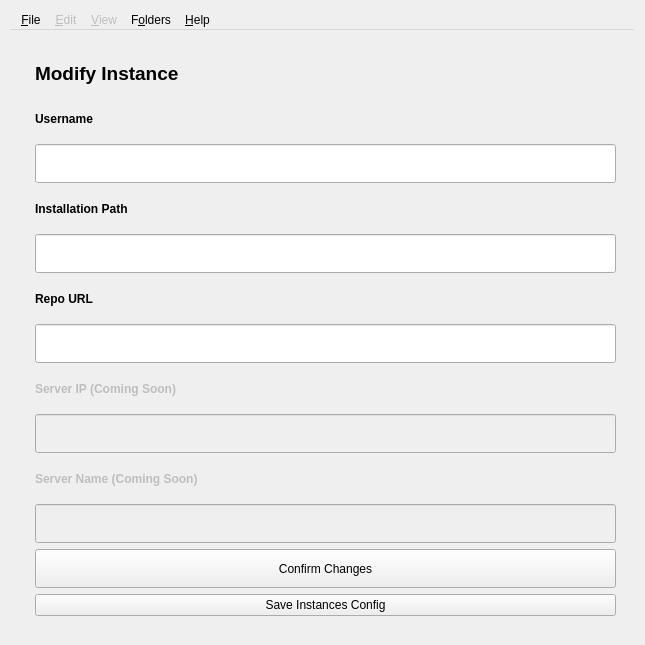
xgui4/LCE-Qt-Launcher, file src/instance.ui: the form before one commit.
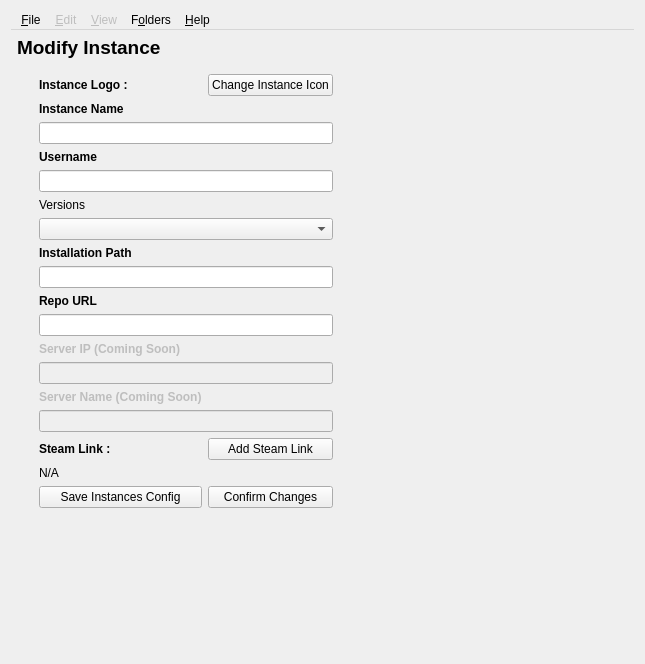
The form after the commit. Icons and pictures are not drawn.

The edit to the form file:
```diff
--- a/src/instance.ui
+++ b/src/instance.ui
@@ -7,7 +7,7 @@
     <x>0</x>
     <y>0</y>
     <width>645</width>
-    <height>645</height>
+    <height>664</height>
    </rect>
   </property>
   <property name="windowTitle">
@@ -18,6 +18,292 @@
     <normaloff>:/assets/app.ico</normaloff>:/assets/app.ico</iconset>
   </property>
   <layout class="QGridLayout" name="gridLayout">
+   <item row="3" column="1">
+    <widget class="QWidget" name="instanceEditorFrame" native="true">
+     <property name="sizePolicy">
+      <sizepolicy hsizetype="Expanding" vsizetype="Expanding">
+       <horstretch>1</horstretch>
+       <verstretch>1</verstretch>
+      </sizepolicy>
+     </property>
+     <layout class="QGridLayout" name="instanceEditorGridLayout">
+      <item row="1" column="1">
+       <widget class="QLabel" name="label">
+        <property name="font">
+         <font>
+          <bold>true</bold>
+         </font>
+        </property>
+        <property name="text">
+         <string>Instance Logo :</string>
+        </property>
+       </widget>
+      </item>
+      <item row="20" column="3">
+       <widget class="QFrame" name="mdoifyInstanceFrame">
+        <property name="sizePolicy">
+         <sizepolicy hsizetype="Expanding" vsizetype="Expanding">
+          <horstretch>1</horstretch>
+          <verstretch>1</verstretch>
+         </sizepolicy>
+        </property>
+        <layout class="QGridLayout" name="instanceEditorGridFrame"/>
+       </widget>
+      </item>
+      <item row="1" column="2">
+       <widget class="QPushButton" name="pushButton">
+        <property name="text">
+         <string>Change Instance Icon</string>
+        </property>
+       </widget>
+      </item>
+      <item row="13" column="1">
+       <widget class="QLabel" name="serverIPInputBoxLabel">
+        <property name="enabled">
+         <bool>false</bool>
+        </property>
+        <property name="font">
+         <font>
+          <bold>true</bold>
+         </font>
+        </property>
+        <property name="text">
+         <string>Server IP (Coming Soon)</string>
+        </property>
+       </widget>
+      </item>
+      <item row="18" column="1">
+       <widget class="QLabel" name="steamLinkValue">
+        <property name="text">
+         <string>N/A</string>
+        </property>
+       </widget>
+      </item>
+      <item row="15" column="1">
+       <widget class="QLabel" name="serverNameInputBoxLabel">
+        <property name="enabled">
+         <bool>false</bool>
+        </property>
+        <property name="font">
+         <font>
+          <bold>true</bold>
+         </font>
+        </property>
+        <property name="text">
+         <string>Server Name (Coming Soon)</string>
+        </property>
+       </widget>
+      </item>
+      <item row="9" column="1">
+       <widget class="QLabel" name="pathInputBoxLabel">
+        <property name="font">
+         <font>
+          <bold>true</bold>
+         </font>
+        </property>
+        <property name="text">
+         <string>Installation Path</string>
+        </property>
+       </widget>
+      </item>
+      <item row="7" column="1">
+       <widget class="QLabel" name="versionsComboBoxLabel">
+        <property name="text">
+         <string>Versions</string>
+        </property>
+       </widget>
+      </item>
+      <item row="17" column="1">
+       <widget class="QLabel" name="steamLinkLabel">
+        <property name="font">
+         <font>
+          <bold>true</bold>
+         </font>
+        </property>
+        <property name="text">
+         <string>Steam Link :</string>
+        </property>
+       </widget>
+      </item>
+      <item row="3" column="1">
+       <widget class="QLabel" name="instanceNameLabel">
+        <property name="font">
+         <font>
+          <bold>true</bold>
+         </font>
+        </property>
+        <property name="text">
+         <string>Instance Name</string>
+        </property>
+       </widget>
+      </item>
+      <item row="11" column="1">
+       <widget class="QLabel" name="repoURKLabel">
+        <property name="font">
+         <font>
+          <bold>true</bold>
+         </font>
+        </property>
+        <property name="text">
+         <string>Repo URL</string>
+        </property>
+       </widget>
+      </item>
+      <item row="5" column="1">
+       <widget class="QLabel" name="usernameInputBoxLabel">
+        <property name="sizePolicy">
+         <sizepolicy hsizetype="Preferred" vsizetype="Preferred">
+          <horstretch>0</horstretch>
+          <verstretch>0</verstretch>
+         </sizepolicy>
+        </property>
+        <property name="font">
+         <font>
+          <bold>true</bold>
+         </font>
+        </property>
+        <property name="text">
+         <string>Username</string>
+        </property>
+       </widget>
+      </item>
+      <item row="1" column="0">
+       <widget class="QLabel" name="instanceLogo">
+        <property name="sizePolicy">
+         <sizepolicy hsizetype="Preferred" vsizetype="Preferred">
+          <horstretch>0</horstretch>
+          <verstretch>0</verstretch>
+         </sizepolicy>
+        </property>
+        <property name="text">
+         <string/>
+        </property>
+        <property name="pixmap">
+         <pixmap resource="../res.qrc">:/assets/minecraft.png</pixmap>
+        </property>
+        <property name="scaledContents">
+         <bool>true</bool>
+        </property>
+       </widget>
+      </item>
+      <item row="4" column="1" colspan="2">
+       <widget class="QLineEdit" name="instanceNameInputBox"/>
+      </item>
+      <item row="6" column="1" colspan="2">
+       <widget class="QLineEdit" name="usernameInputBox">
+        <property name="sizePolicy">
+         <sizepolicy hsizetype="Preferred" vsizetype="Preferred">
+          <horstretch>0</horstretch>
+          <verstretch>0</verstretch>
+         </sizepolicy>
+        </property>
+       </widget>
+      </item>
+      <item row="8" column="1" colspan="2">
+       <widget class="QComboBox" name="comboBox"/>
+      </item>
+      <item row="10" column="1" colspan="2">
+       <widget class="QLineEdit" name="pathInputBox">
+        <property name="sizePolicy">
+         <sizepolicy hsizetype="Preferred" vsizetype="Preferred">
+          <horstretch>0</horstretch>
+          <verstretch>0</verstretch>
+         </sizepolicy>
+        </property>
+       </widget>
+      </item>
+      <item row="12" column="1" colspan="2">
+       <widget class="QLineEdit" name="repoURLInputBox">
+        <property name="sizePolicy">
+         <sizepolicy hsizetype="Preferred" vsizetype="Preferred">
+          <horstretch>0</horstretch>
+          <verstretch>0</verstretch>
+         </sizepolicy>
+        </property>
+       </widget>
+      </item>
+      <item row="14" column="1" colspan="2">
+       <widget class="QLineEdit" name="serverIPInputBox">
+        <property name="enabled">
+         <bool>false</bool>
+        </property>
+        <property name="sizePolicy">
+         <sizepolicy hsizetype="Preferred" vsizetype="Preferred">
+          <horstretch>0</horstretch>
+          <verstretch>0</verstretch>
+         </sizepolicy>
+        </property>
+       </widget>
+      </item>
+      <item row="16" column="1" colspan="2">
+       <widget class="QLineEdit" name="serverNameInputBox">
+        <property name="enabled">
+         <bool>false</bool>
+        </property>
+        <property name="sizePolicy">
+         <sizepolicy hsizetype="Preferred" vsizetype="Preferred">
+          <horstretch>0</horstretch>
+          <verstretch>0</verstretch>
+         </sizepolicy>
+        </property>
+       </widget>
+      </item>
+      <item row="17" column="2">
+       <widget class="QPushButton" name="addSteamLinkButton">
+        <property name="text">
+         <string>Add Steam Link</string>
+        </property>
+       </widget>
+      </item>
+      <item row="19" column="1">
+       <widget class="QPushButton" name="savetInstanceButton">
+        <property name="text">
+         <string>Save Instances Config</string>
+        </property>
+       </widget>
+      </item>
+      <item row="19" column="2">
+       <widget class="QPushButton" name="confirmChangesButton">
+        <property name="sizePolicy">
+         <sizepolicy hsizetype="Preferred" vsizetype="Preferred">
+          <horstretch>0</horstretch>
+          <verstretch>0</verstretch>
+         </sizepolicy>
+        </property>
+        <property name="text">
+         <string>Confirm Changes</string>
+        </property>
+       </widget>
+      </item>
+      <item row="1" column="3">
+       <widget class="QLabel" name="instanceImgTitle">
+        <property name="text">
+         <string/>
+        </property>
+        <property name="pixmap">
+         <pixmap resource="../res.qrc">:/assets/minecraft_lce_title.png</pixmap>
+        </property>
+        <property name="scaledContents">
+         <bool>true</bool>
+        </property>
+       </widget>
+      </item>
+     </layout>
+    </widget>
+   </item>
+   <item row="1" column="1">
+    <widget class="QLabel" name="modifyInstancSectionLabel">
+     <property name="font">
+      <font>
+       <pointsize>14</pointsize>
+       <bold>true</bold>
+      </font>
+     </property>
+     <property name="text">
+      <string>Modify Instance</string>
+     </property>
+    </widget>
+   </item>
    <item row="0" column="0" colspan="2">
     <widget class="QMenuBar" name="menuBar">
      <widget class="QMenu" name="fileMenu">
@@ -91,191 +377,6 @@
      <addaction name="helpMenu"/>
     </widget>
    </item>
-   <item row="1" column="1">
-    <widget class="QWidget" name="ModifyInstance" native="true">
-     <property name="sizePolicy">
-      <sizepolicy hsizetype="Expanding" vsizetype="Expanding">
-       <horstretch>1</horstretch>
-       <verstretch>1</verstretch>
-      </sizepolicy>
-     </property>
-     <layout class="QHBoxLayout" name="horizontalLayout_3">
-      <item>
-       <widget class="QFrame" name="mdoifyInstanceFrame_2">
-        <property name="sizePolicy">
-         <sizepolicy hsizetype="Expanding" vsizetype="Expanding">
-          <horstretch>1</horstretch>
-          <verstretch>1</verstretch>
-         </sizepolicy>
-        </property>
-        <layout class="QVBoxLayout" name="verticalLayout">
-         <item>
-          <widget class="QLabel" name="modifyInstancSectionLabel_2">
-           <property name="font">
-            <font>
-             <pointsize>14</pointsize>
-             <bold>true</bold>
-            </font>
-           </property>
-           <property name="text">
-            <string>Modify Instance</string>
-           </property>
-          </widget>
-         </item>
-         <item>
-          <widget class="QLabel" name="usernameInputBoxLabel_2">
-           <property name="sizePolicy">
-            <sizepolicy hsizetype="Preferred" vsizetype="Preferred">
-             <horstretch>0</horstretch>
-             <verstretch>0</verstretch>
-            </sizepolicy>
-           </property>
-           <property name="font">
-            <font>
-             <bold>true</bold>
-            </font>
-           </property>
-           <property name="text">
-            <string>Username</string>
-           </property>
-          </widget>
-         </item>
-         <item>
-          <widget class="QLineEdit" name="usernameInputBox_2">
-           <property name="sizePolicy">
-            <sizepolicy hsizetype="Preferred" vsizetype="Preferred">
-             <horstretch>0</horstretch>
-             <verstretch>0</verstretch>
-            </sizepolicy>
-           </property>
-          </widget>
-         </item>
-         <item>
-          <widget class="QLabel" name="pathInputBoxLabel_2">
-           <property name="font">
-            <font>
-             <bold>true</bold>
-            </font>
-           </property>
-           <property name="text">
-            <string>Installation Path</string>
-           </property>
-          </widget>
-         </item>
-         <item>
-          <widget class="QLineEdit" name="pathInputBox_2">
-           <property name="sizePolicy">
-            <sizepolicy hsizetype="Preferred" vsizetype="Preferred">
-             <horstretch>0</horstretch>
-             <verstretch>0</verstretch>
-            </sizepolicy>
-           </property>
-          </widget>
-         </item>
-         <item>
-          <widget class="QLabel" name="repoURKLabel_2">
-           <property name="font">
-            <font>
-             <bold>true</bold>
-            </font>
-           </property>
-           <property name="text">
-            <string>Repo URL</string>
-           </property>
-          </widget>
-         </item>
-         <item>
-          <widget class="QLineEdit" name="repoURLInputBox_2">
-           <property name="sizePolicy">
-            <sizepolicy hsizetype="Preferred" vsizetype="Preferred">
-             <horstretch>0</horstretch>
-             <verstretch>0</verstretch>
-            </sizepolicy>
-           </property>
-          </widget>
-         </item>
-         <item>
-          <widget class="QLabel" name="serverIPInputBoxLabel_2">
-           <property name="enabled">
-            <bool>false</bool>
-           </property>
-           <property name="font">
-            <font>
-             <bold>true</bold>
-            </font>
-           </property>
-           <property name="text">
-            <string>Server IP (Coming Soon)</string>
-           </property>
-          </widget>
-         </item>
-         <item>
-          <widget class="QLineEdit" name="serverIPInputBox_2">
-           <property name="enabled">
-            <bool>false</bool>
-           </property>
-           <property name="sizePolicy">
-            <sizepolicy hsizetype="Preferred" vsizetype="Preferred">
-             <horstretch>0</horstretch>
-             <verstretch>0</verstretch>
-            </sizepolicy>
-           </property>
-          </widget>
-         </item>
-         <item>
-          <widget class="QLabel" name="serverNameInputBoxLabel_2">
-           <property name="enabled">
-            <bool>false</bool>
-           </property>
-           <property name="font">
-            <font>
-             <bold>true</bold>
-            </font>
-           </property>
-           <property name="text">
-            <string>Server Name (Coming Soon)</string>
-           </property>
-          </widget>
-         </item>
-         <item>
-          <widget class="QLineEdit" name="serverNameInputBox_2">
-           <property name="enabled">
-            <bool>false</bool>
-           </property>
-           <property name="sizePolicy">
-            <sizepolicy hsizetype="Preferred" vsizetype="Preferred">
-             <horstretch>0</horstretch>
-             <verstretch>0</verstretch>
-            </sizepolicy>
-           </property>
-          </widget>
-         </item>
-         <item>
-          <widget class="QPushButton" name="confirmChangesButton_2">
-           <property name="sizePolicy">
-            <sizepolicy hsizetype="Preferred" vsizetype="Preferred">
-             <horstretch>0</horstretch>
-             <verstretch>0</verstretch>
-            </sizepolicy>
-           </property>
-           <property name="text">
-            <string>Confirm Changes</string>
-           </property>
-          </widget>
-         </item>
-         <item>
-          <widget class="QPushButton" name="savetInstanceButton_2">
-           <property name="text">
-            <string>Save Instances Config</string>
-           </property>
-          </widget>
-         </item>
-        </layout>
-       </widget>
-      </item>
-     </layout>
-    </widget>
-   </item>
   </layout>
   <action name="actionMoreNews">
    <property name="icon">
```
Left out of the diff: 5 changed lines with no effect on the pictures.
